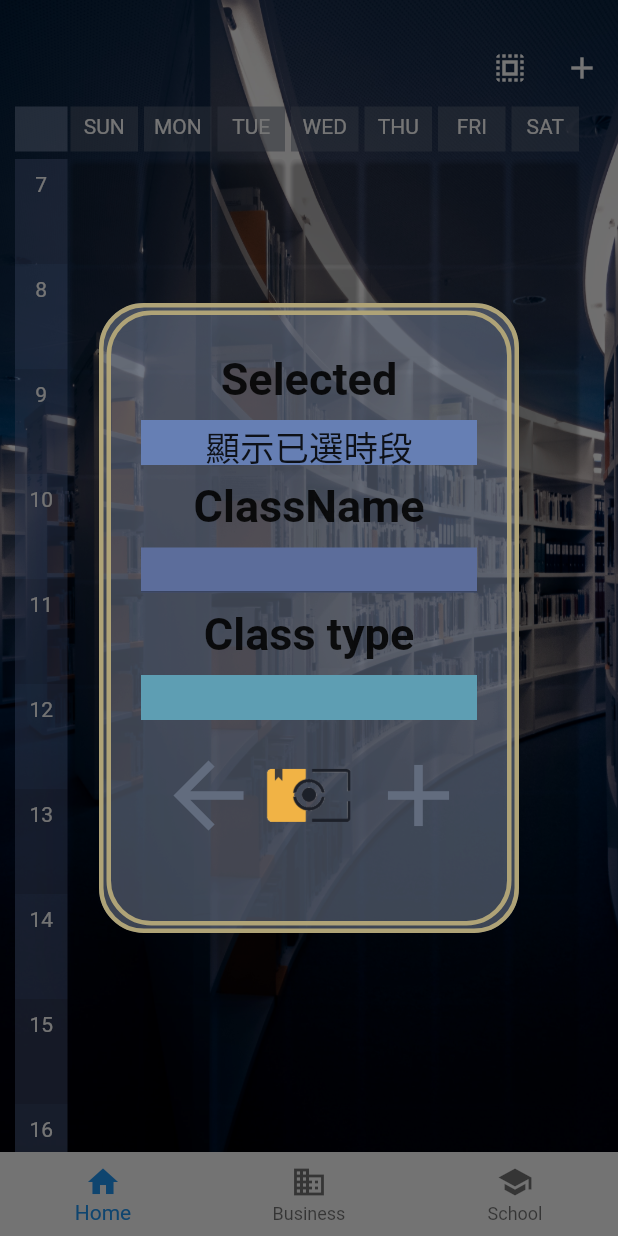
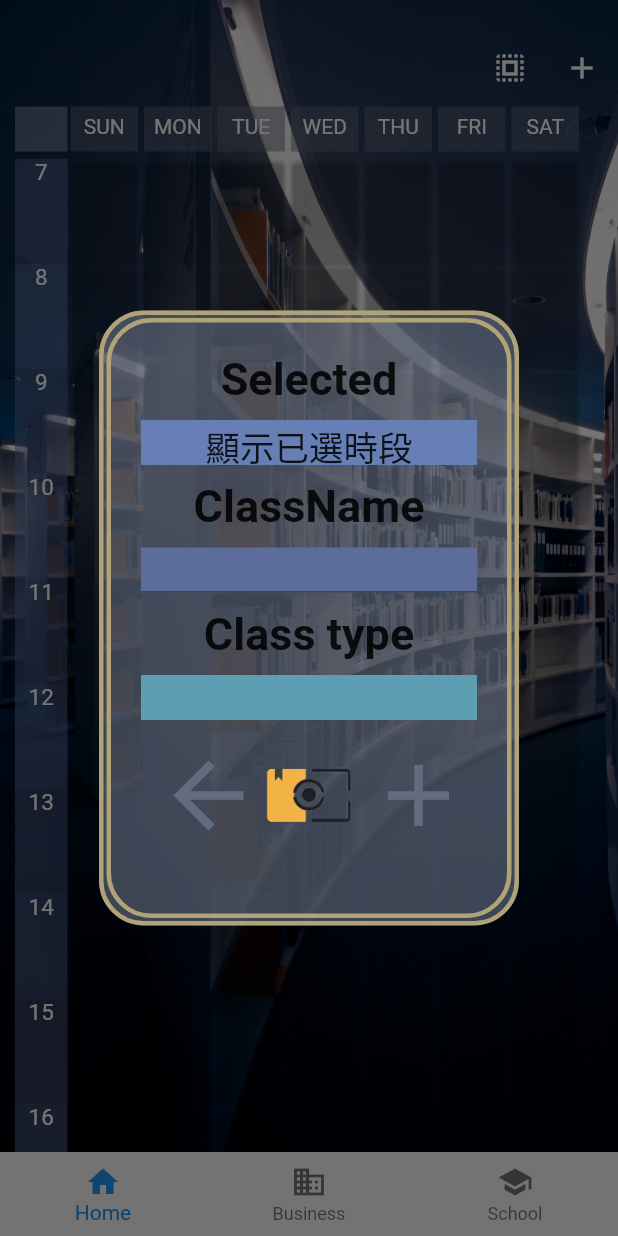
Before and after one commit to justYu2001/picture-note, a Flutter app: the screen it shows once a user with an empty profile is signed in, after a tap on the "add" icon, on a phone screen of 412 x 824 dp. Run offline on Flutter 3.47's test engine with Material 2 defaults, Android fonts, the phone set to English and light mode, and no system bars; our stand-ins replace firebase_auth, firebase_core, get_it, google_fonts, google_sign_in; accounts and stored records are empty; generated files the repository leaves out were written again.

Commit message:
fix: class table use single scroll view and clock text change the padding

```diff
--- a/lib/screens/components/class_table_components/clock_box.dart
+++ b/lib/screens/components/class_table_components/clock_box.dart
@@ -19,12 +19,13 @@ class ClockBox extends StatelessWidget {
         width: 35,
         height: 70,
         child: Padding(
-          padding: EdgeInsets.all(9),
+          padding: EdgeInsets.all(0),
           child: Text(
             clock.toString(),
             textAlign: TextAlign.center,
             style: const TextStyle(
               color: Colors.white,
+              fontSize: 15
             ),
           ),
         ),
--- a/lib/screens/components/class_table_components/show_dialog.dart
+++ b/lib/screens/components/class_table_components/show_dialog.dart
@@ -12,7 +12,10 @@ class AddButton extends StatelessWidget {
         context: context,
         builder: (BuildContext context) => const AlertDialog(
           backgroundColor: Color.fromRGBO(122, 134, 157, 0.5),
-          content: _DialogContent(),
+          content: SingleChildScrollView(
+            scrollDirection: Axis.vertical,
+            child: _DialogContent(),
+          ),
           shape: RoundedRectangleBorder(
             borderRadius: BorderRadius.all(Radius.circular(30.0)),
             side: BorderSide(
@@ -33,8 +36,8 @@ class _DialogContent extends StatelessWidget {
   @override
   Widget build(BuildContext context) {
     return Container(
-        width: 130,
-        height: 410,
+        width: 80,
+        height: 400,
         decoration: BoxDecoration(
           border: Border.all(
             color: const Color.fromRGBO(175, 163, 119, 1),
@@ -44,7 +47,7 @@ class _DialogContent extends StatelessWidget {
 
         ),
         child: Padding(
-          padding: const EdgeInsets.fromLTRB(20, 25, 20, 25),
+          padding: const EdgeInsets.all(20),
           child: Column(
             children: [
               const Text(
```
